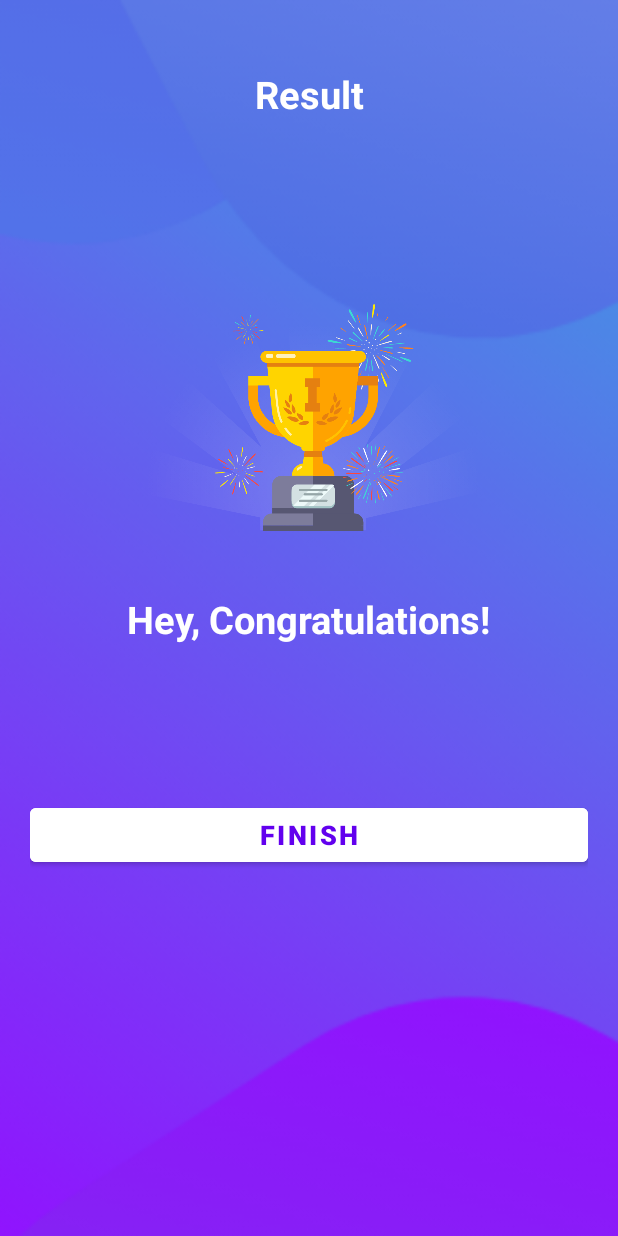
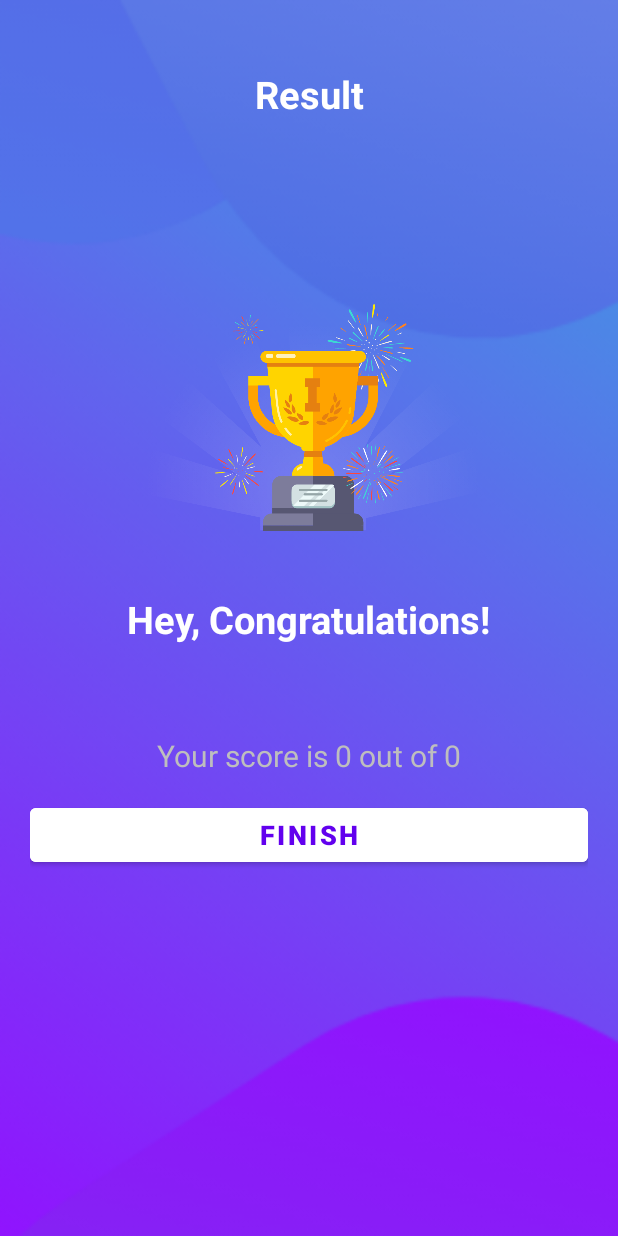
Before and after one commit to koolunkle/QuizApp, an Android app: the ResultActivity screen opened directly, with no data from a screen before it, on a phone screen of 412 x 824 dp. Run offline under Robolectric (Android 15) with nearby library versions, the phone set to English and light mode, and no system bars; our stand-ins replace data binding.

Commit message:
Intent 통해 데이터 전달

```diff
--- a/app/src/main/java/com/udemy/quizapp/Constants.kt
+++ b/app/src/main/java/com/udemy/quizapp/Constants.kt
@@ -1,6 +1,12 @@
 package com.udemy.quizapp
 
 object Constants {
+
+    const val USER_NAME: String = "user_name"
+
+    const val TOTAL_QUESTION: String = "total_question"
+
+    const val CORRECT_ANSWERS: String = "correct_answer"
 
     fun getQuestion(): ArrayList<Question> {
         val questionsList = ArrayList<Question>()
--- a/app/src/main/java/com/udemy/quizapp/MainActivity.kt
+++ b/app/src/main/java/com/udemy/quizapp/MainActivity.kt
@@ -28,6 +28,7 @@ class MainActivity : AppCompatActivity() {
                     .show()
             } else {
                 val intent = Intent(this, QuestionActivity::class.java)
+                intent.putExtra(Constants.USER_NAME, binding.etName.text.toString())
                 startActivity(intent)
                 finish()
             }
--- a/app/src/main/java/com/udemy/quizapp/ResultActivity.kt
+++ b/app/src/main/java/com/udemy/quizapp/ResultActivity.kt
@@ -1,11 +1,33 @@
 package com.udemy.quizapp
 
+import android.content.Intent
+import android.os.Bundle
 import androidx.appcompat.app.AppCompatActivity
-import android.os.Bundle
+import androidx.databinding.DataBindingUtil
+import com.udemy.quizapp.databinding.ActivityResultBinding
 
 class ResultActivity : AppCompatActivity() {
+
+    private lateinit var binding: ActivityResultBinding
+
     override fun onCreate(savedInstanceState: Bundle?) {
         super.onCreate(savedInstanceState)
-        setContentView(R.layout.activity_result)
+        binding = DataBindingUtil.setContentView(this, R.layout.activity_result)
+        setResult()
     }
+
+    private fun setResult() {
+        binding.tvName.text = intent.getStringExtra(Constants.USER_NAME)
+
+        val correctAnswer = intent.getIntExtra(Constants.CORRECT_ANSWERS, 0)
+        val totalQuestions = intent.getIntExtra(Constants.TOTAL_QUESTION, 0)
+
+        binding.tvScore.text =
+            resources.getString(R.string.txt_score).format(correctAnswer, totalQuestions)
+
+        binding.btnResult.setOnClickListener {
+            startActivity(Intent(this, MainActivity::class.java))
+        }
+    }
+
 }
--- a/app/src/main/res/values/strings.xml
+++ b/app/src/main/res/values/strings.xml
@@ -16,4 +16,5 @@
     <string name="txt_result">Result</string>
     <string name="iv_trophy">Trophy Image</string>
     <string name="txt_congratulation">Hey, Congratulations!</string>
+    <string name="txt_score">Your score is %d out of %d</string>
 </resources>
```
Also changed, not shown: app/src/main/java/com/udemy/quizapp/QuestionActivity.kt (+15 -3 lines).
